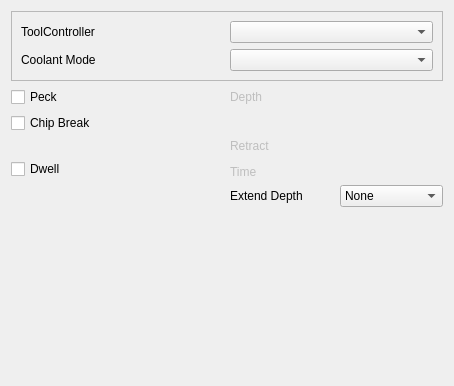
Above: src/Mod/Path/Gui/Resources/panels/PageOpDrillingEdit.ui from southseact-3d/fcd before the change. Below: the same form after it.
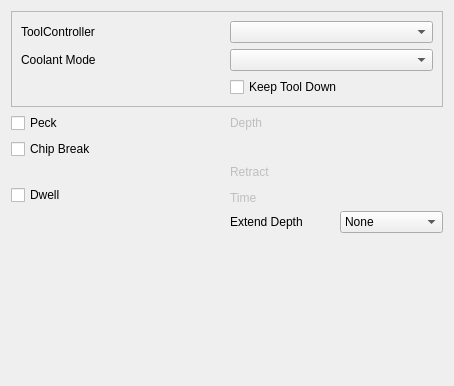
That is the form after the change. Custom widgets are drawn as their Qt base class.

Commit message: Path: G99 aware, ui checkbox

The edit to the form file:
```diff
--- a/src/Mod/Path/Gui/Resources/panels/PageOpDrillingEdit.ui
+++ b/src/Mod/Path/Gui/Resources/panels/PageOpDrillingEdit.ui
@@ -56,6 +56,16 @@
          <string>&lt;html&gt;&lt;head/&gt;&lt;body&gt;&lt;p&gt;The tool and its settings to be used for this operation.&lt;/p&gt;&lt;/body&gt;&lt;/html&gt;</string>
         </property>
        </widget>
+     </item>
+     <item row="8" column="1">
+       <widget class="QCheckBox" name="KeepToolDownEnabled">
+        <property name="toolTip">
+         <string>&lt;html&gt;&lt;head/&gt;&lt;body&gt;&lt;p&gt;Don't retract after every hole&lt;/p&gt;&lt;/body&gt;&lt;/html&gt;</string>
+        </property>
+        <property name="text">
+         <string>Keep Tool Down</string>
+        </property>
+       </widget>
       </item>
      </layout>
     </widget>
```
